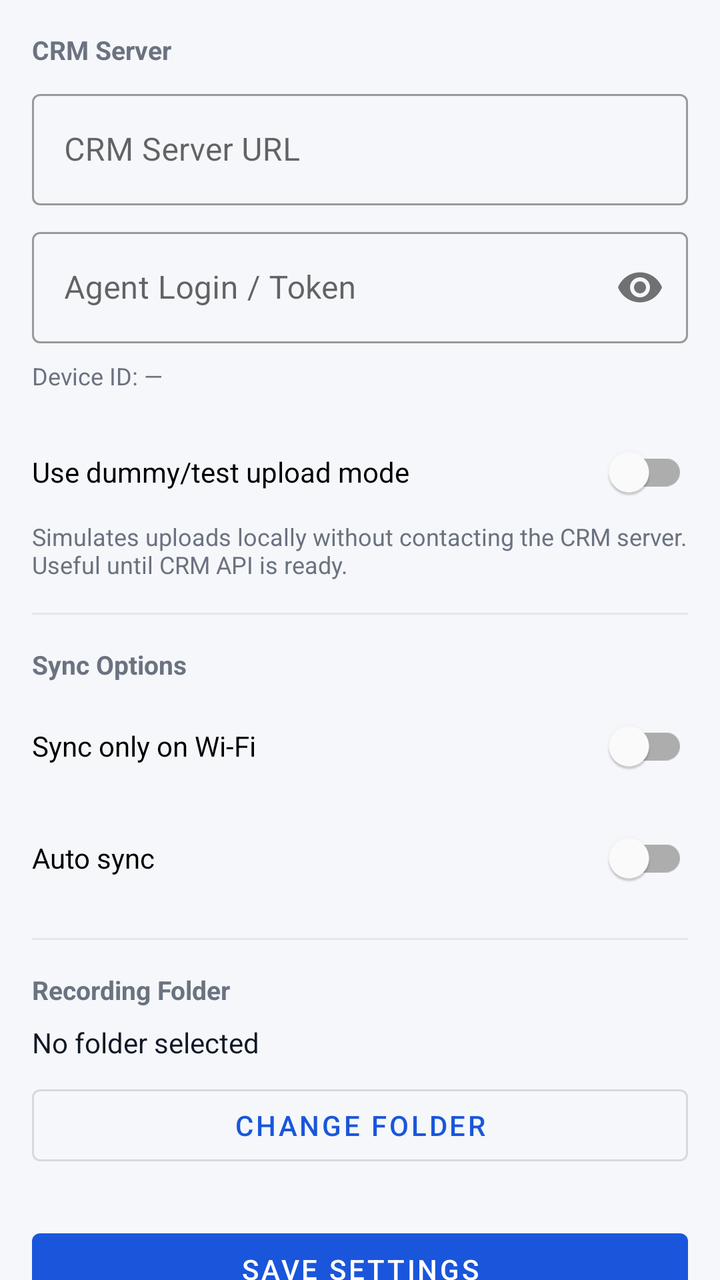
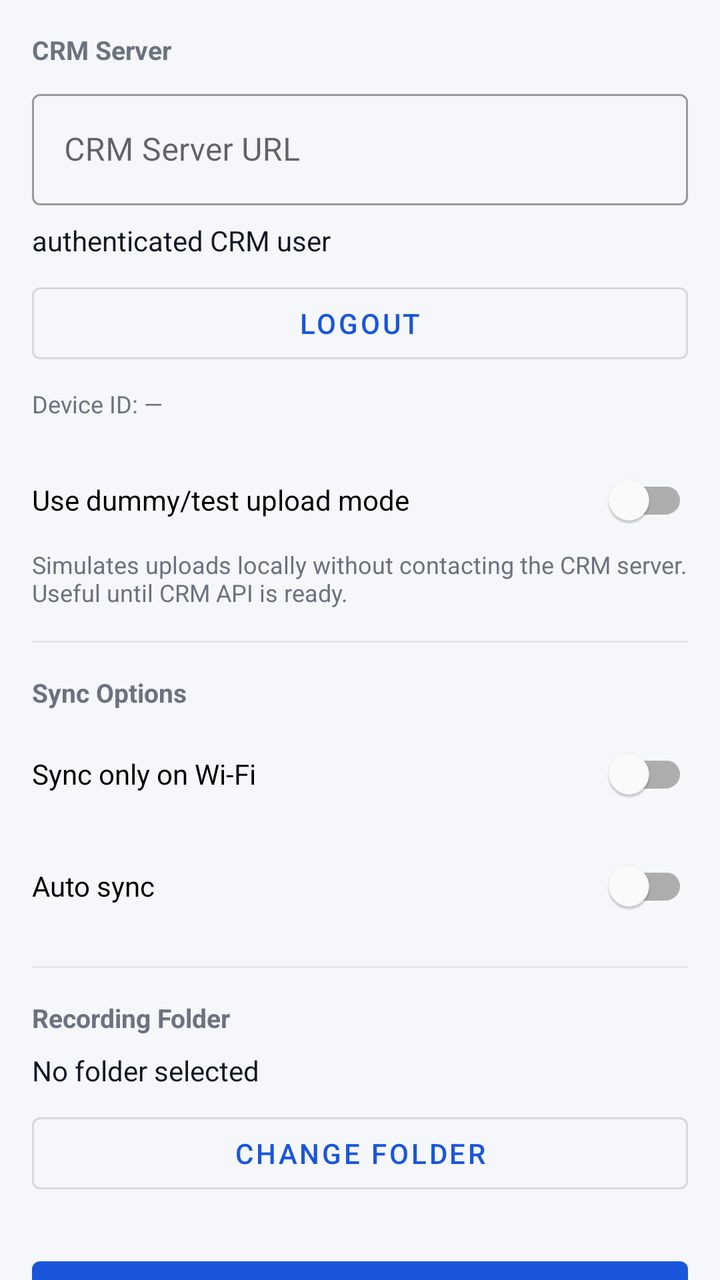

Two renders of the same Android screen: before a commit and after it. Below are the layout's source before the change and the commit's diff.
<!-- AndroidManifest.xml: application theme Theme.InfraSpineCallSync -->
<!-- res/layout/fragment_settings.xml -->
<?xml version="1.0" encoding="utf-8"?>
<androidx.core.widget.NestedScrollView
    xmlns:android="http://schemas.android.com/apk/res/android"
    xmlns:app="http://schemas.android.com/apk/res-auto"
    android:layout_width="match_parent"
    android:layout_height="match_parent"
    android:background="@color/background"
    android:fillViewport="true">

    <LinearLayout
        android:layout_width="match_parent"
        android:layout_height="wrap_content"
        android:orientation="vertical"
        android:padding="@dimen/spacing_md">

        
        <TextView
            android:layout_width="wrap_content"
            android:layout_height="wrap_content"
            android:text="@string/server_section_title"
            android:textColor="@color/text_secondary"
            android:textSize="13sp"
            android:textStyle="bold"
            android:layout_marginBottom="@dimen/spacing_sm" />

        <com.google.android.material.textfield.TextInputLayout
            android:id="@+id/layoutCrmUrl"
            style="@style/Widget.MaterialComponents.TextInputLayout.OutlinedBox"
            android:layout_width="match_parent"
            android:layout_height="wrap_content"
            android:hint="@string/crm_server_url">

            <com.google.android.material.textfield.TextInputEditText
                android:id="@+id/editCrmUrl"
                android:layout_width="match_parent"
                android:layout_height="wrap_content"
                android:inputType="textUri"
                android:singleLine="true" />
        </com.google.android.material.textfield.TextInputLayout>

        <com.google.android.material.textfield.TextInputLayout
            android:id="@+id/layoutAgentToken"
            style="@style/Widget.MaterialComponents.TextInputLayout.OutlinedBox"
            android:layout_width="match_parent"
            android:layout_height="wrap_content"
            android:layout_marginTop="@dimen/spacing_sm"
            app:passwordToggleEnabled="true"
            android:hint="@string/agent_token">

            <com.google.android.material.textfield.TextInputEditText
                android:id="@+id/editAgentToken"
                android:layout_width="match_parent"
                android:layout_height="wrap_content"
                android:inputType="textPassword"
                android:singleLine="true" />
        </com.google.android.material.textfield.TextInputLayout>

        <TextView
            android:id="@+id/textDeviceId"
            android:layout_width="match_parent"
            android:layout_height="wrap_content"
            android:layout_marginTop="@dimen/spacing_sm"
            android:textColor="@color/text_secondary"
            android:textSize="12sp"
            android:text="Device ID: —" />

        <com.google.android.material.switchmaterial.SwitchMaterial
            android:id="@+id/switchDummyMode"
            android:layout_width="match_parent"
            android:layout_height="wrap_content"
            android:layout_marginTop="@dimen/spacing_md"
            android:text="@string/dummy_test_mode" />

        <TextView
            android:layout_width="match_parent"
            android:layout_height="wrap_content"
            android:text="@string/dummy_test_mode_summary"
            android:textColor="@color/text_secondary"
            android:textSize="12sp" />

        <View
            android:layout_width="match_parent"
            android:layout_height="1dp"
            android:layout_marginVertical="@dimen/spacing_md"
            android:background="@color/divider" />

        
        <TextView
            android:layout_width="wrap_content"
            android:layout_height="wrap_content"
            android:text="@string/sync_section_title"
            android:textColor="@color/text_secondary"
            android:textSize="13sp"
            android:textStyle="bold"
            android:layout_marginBottom="@dimen/spacing_sm" />

        <com.google.android.material.switchmaterial.SwitchMaterial
            android:id="@+id/switchWifiOnly"
            android:layout_width="match_parent"
            android:layout_height="wrap_content"
            android:text="@string/sync_wifi_only" />

        <com.google.android.material.switchmaterial.SwitchMaterial
            android:id="@+id/switchAutoSync"
            android:layout_width="match_parent"
            android:layout_height="wrap_content"
            android:layout_marginTop="@dimen/spacing_sm"
            android:text="@string/auto_sync" />

        <View
            android:layout_width="match_parent"
            android:layout_height="1dp"
            android:layout_marginVertical="@dimen/spacing_md"
            android:background="@color/divider" />

        
        <TextView
            android:layout_width="wrap_content"
            android:layout_height="wrap_content"
            android:text="@string/folder_section_title"
            android:textColor="@color/text_secondary"
            android:textSize="13sp"
            android:textStyle="bold"
            android:layout_marginBottom="@dimen/spacing_sm" />

        <TextView
            android:id="@+id/textCurrentFolder"
            android:layout_width="match_parent"
            android:layout_height="wrap_content"
            android:textColor="@color/text_primary"
            android:textSize="14sp"
            android:text="@string/no_folder_selected" />

        <com.google.android.material.button.MaterialButton
            android:id="@+id/buttonChangeFolder"
            style="@style/Widget.MaterialComponents.Button.OutlinedButton"
            android:layout_width="match_parent"
            android:layout_height="wrap_content"
            android:layout_marginTop="@dimen/spacing_sm"
            android:text="@string/change_folder" />

        <com.google.android.material.button.MaterialButton
            android:id="@+id/buttonSaveSettings"
            style="@style/Widget.MaterialComponents.Button"
            android:layout_width="match_parent"
            android:layout_height="wrap_content"
            android:layout_marginTop="@dimen/spacing_lg"
            android:layout_marginBottom="@dimen/spacing_md"
            android:text="@string/save_settings" />

        <View
            android:layout_width="match_parent"
            android:layout_height="1dp"
            android:layout_marginVertical="@dimen/spacing_md"
            android:background="@color/divider" />

        
        <TextView
            android:layout_width="wrap_content"
            android:layout_height="wrap_content"
            android:text="@string/update_section_title"
            android:textColor="@color/text_secondary"
            android:textSize="13sp"
            android:textStyle="bold"
            android:layout_marginBottom="@dimen/spacing_sm" />

        <TextView
            android:id="@+id/textUpdateStatus"
            android:layout_width="match_parent"
            android:layout_height="wrap_content"
            android:layout_marginBottom="@dimen/spacing_sm"
            android:textColor="@color/text_secondary"
            android:textSize="13sp"
            android:visibility="gone"
            android:text="@string/update_up_to_date" />

        <com.google.android.material.button.MaterialButton
            android:id="@+id/buttonCheckForUpdates"
            style="@style/Widget.MaterialComponents.Button.OutlinedButton"
            android:layout_width="match_parent"
            android:layout_height="wrap_content"
            android:text="@string/check_for_updates" />

        <com.google.android.material.button.MaterialButton
            android:id="@+id/buttonDownloadUpdate"
            style="@style/Widget.MaterialComponents.Button"
            android:layout_width="match_parent"
            android:layout_height="wrap_content"
            android:layout_marginTop="@dimen/spacing_sm"
            android:layout_marginBottom="@dimen/spacing_md"
            android:visibility="gone"
            android:text="@string/update_download" />

    </LinearLayout>
</androidx.core.widget.NestedScrollView>
<!-- resources referenced by this layout -->
<resources>
  <color name="background">#F5F7FA</color>
  <color name="divider">#E5E7EB</color>
  <color name="text_primary">#111827</color>
  <color name="text_secondary">#6B7280</color>
  <dimen name="spacing_lg">24dp</dimen>
  <dimen name="spacing_md">16dp</dimen>
  <dimen name="spacing_sm">8dp</dimen>
  <string name="agent_token">Agent Login / Token</string>
  <string name="auto_sync">Auto sync</string>
  <string name="change_folder">Change Folder</string>
  <string name="check_for_updates">Check for Updates</string>
  <string name="crm_server_url">CRM Server URL</string>
  <string name="dummy_test_mode">Use dummy/test upload mode</string>
  <string name="dummy_test_mode_summary">Simulates uploads locally without contacting the CRM server. Useful until CRM API is ready.</string>
  <string name="folder_section_title">Recording Folder</string>
  <string name="no_folder_selected">No folder selected</string>
  <string name="save_settings">Save Settings</string>
  <string name="server_section_title">CRM Server</string>
  <string name="sync_section_title">Sync Options</string>
  <string name="sync_wifi_only">Sync only on Wi-Fi</string>
  <string name="update_download">Download update</string>
  <string name="update_section_title">App Updates</string>
  <string name="update_up_to_date">You\'re running the latest build</string>
  <style name="Theme.InfraSpineCallSync" parent="Theme.MaterialComponents.DayNight.NoActionBar">
          <item name="colorPrimary">@color/primary</item>
          <item name="colorPrimaryDark">@color/primary_dark</item>
          <item name="colorAccent">@color/secondary</item>
          <item name="colorOnPrimary">@color/on_primary</item>
          <item name="android:colorBackground">@color/background</item>
          <item name="colorSurface">@color/surface</item>
          <item name="android:statusBarColor">@color/primary_dark</item>
          <item name="android:windowLightStatusBar" tools:targetApi="m">false</item>
      </style>
  <color name="primary">#1A56DB</color>
  <color name="primary_dark">#1240A8</color>
  <color name="secondary">#0F766E</color>
  <color name="on_primary">#FFFFFF</color>
  <color name="surface">#FFFFFF</color>
</resources>

<!-- the commit's change to res/layout/fragment_settings.xml (unified diff, before → after) -->
@@ -38,22 +38,22 @@
                 android:singleLine="true" />
         </com.google.android.material.textfield.TextInputLayout>
 
-        <com.google.android.material.textfield.TextInputLayout
-            android:id="@+id/layoutAgentToken"
-            style="@style/Widget.MaterialComponents.TextInputLayout.OutlinedBox"
+        <TextView
+            android:id="@+id/textLoggedInUser"
             android:layout_width="match_parent"
             android:layout_height="wrap_content"
             android:layout_marginTop="@dimen/spacing_sm"
-            app:passwordToggleEnabled="true"
-            android:hint="@string/agent_token">
+            android:text="@string/login_unknown_user"
+            android:textColor="@color/text_primary"
+            android:textSize="14sp" />
 
-            <com.google.android.material.textfield.TextInputEditText
-                android:id="@+id/editAgentToken"
-                android:layout_width="match_parent"
-                android:layout_height="wrap_content"
-                android:inputType="textPassword"
-                android:singleLine="true" />
-        </com.google.android.material.textfield.TextInputLayout>
+        <com.google.android.material.button.MaterialButton
+            android:id="@+id/buttonLogout"
+            style="@style/Widget.MaterialComponents.Button.OutlinedButton"
+            android:layout_width="match_parent"
+            android:layout_height="wrap_content"
+            android:layout_marginTop="@dimen/spacing_sm"
+            android:text="@string/logout" />
 
         <TextView
             android:id="@+id/textDeviceId"
<!-- resource entries referenced after the edit -->
@@ -7,7 +7,6 @@
   <dimen name="spacing_lg">24dp</dimen>
   <dimen name="spacing_md">16dp</dimen>
   <dimen name="spacing_sm">8dp</dimen>
-  <string name="agent_token">Agent Login / Token</string>
   <string name="auto_sync">Auto sync</string>
   <string name="change_folder">Change Folder</string>
   <string name="check_for_updates">Check for Updates</string>
@@ -15,6 +14,8 @@
   <string name="dummy_test_mode">Use dummy/test upload mode</string>
   <string name="dummy_test_mode_summary">Simulates uploads locally without contacting the CRM server. Useful until CRM API is ready.</string>
   <string name="folder_section_title">Recording Folder</string>
+  <string name="login_unknown_user">authenticated CRM user</string>
+  <string name="logout">Logout</string>
   <string name="no_folder_selected">No folder selected</string>
   <string name="save_settings">Save Settings</string>
   <string name="server_section_title">CRM Server</string>
